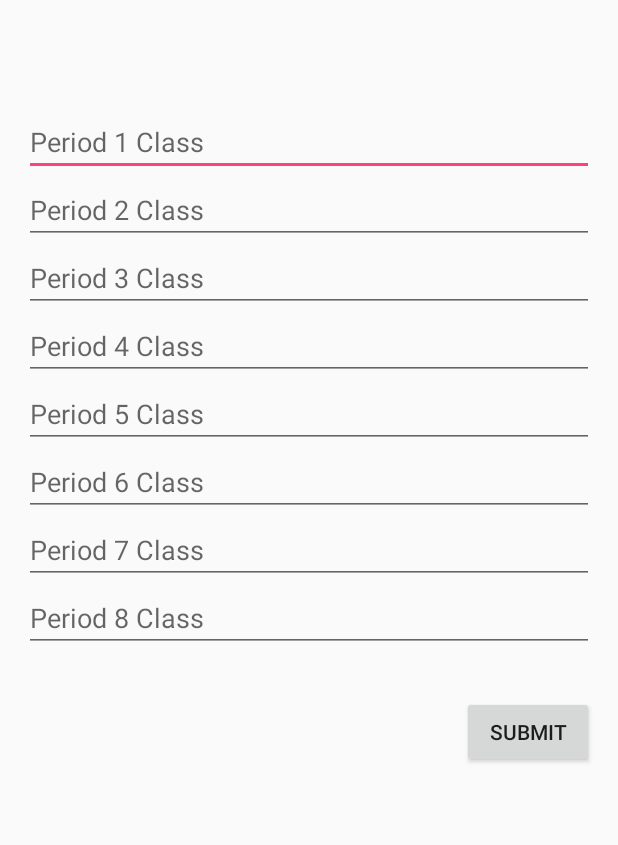
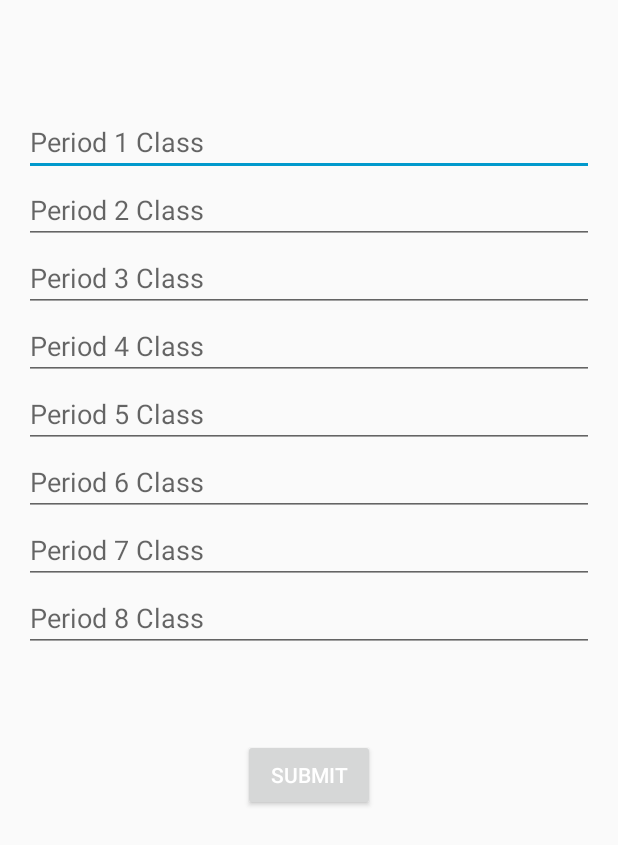
Before and after one commit to nqmetke/my-shs-android, an Android app: the layout activity_edit_class.xml on its own in the app's theme, with its tools: preview values and no code run, on a phone screen of 412 x 824 dp. Shown: the top 845 px of the screen. Run offline under Robolectric (Android 15) with nearby library versions, the phone set to English and light mode, and no system bars.

Commit message:
Added alot

```diff
--- a/app/src/main/AndroidManifest.xml
+++ b/app/src/main/AndroidManifest.xml
@@ -3,13 +3,13 @@
     package="com.nqmetke.myshs">
 
     <uses-permission android:name="android.permission.INTERNET" />
-    w
+
     <application
         android:allowBackup="true"
         android:icon="@mipmap/ic_launcher"
         android:label="@string/app_name"
         android:supportsRtl="true"
-        android:theme="@style/AppTheme">
+        android:theme="@style/mySHS">
         <activity
             android:name=".schedule_main"
             android:configChanges="keyboardHidden|orientation|screenSize"
@@ -33,7 +33,7 @@
         <activity
             android:name=".course_hw"
             android:label="@string/title_activity_course_hw"
-            android:theme="@style/AppTheme.NoActionBar" />
+            android:theme="@style/mySHS" />
         <activity android:name=".new_hw"></activity>
     </application>
 
--- a/app/src/main/java/com/nqmetke/myshs/EditClass.java
+++ b/app/src/main/java/com/nqmetke/myshs/EditClass.java
@@ -78,4 +78,5 @@ public class EditClass extends AppCompatActivity {
         startActivity(intent);
 
     }
+
 }
--- a/app/src/main/res/layout/activity_course_hw.xml
+++ b/app/src/main/res/layout/activity_course_hw.xml
@@ -29,6 +29,7 @@
         android:layout_height="wrap_content"
         android:layout_gravity="bottom|end"
         android:layout_margin="@dimen/fab_margin"
+
         android:src="@android:drawable/ic_dialog_email" />
 
 </android.support.design.widget.CoordinatorLayout>
--- a/app/src/main/res/layout/activity_edit_class.xml
+++ b/app/src/main/res/layout/activity_edit_class.xml
@@ -89,7 +89,7 @@
         android:text="Submit"
         android:id="@+id/submit"
         android:onClick="goBack"
-        android:layout_marginTop="29dp"
+        android:layout_marginTop="58dp"
         android:layout_below="@+id/editText8"
-        android:layout_alignParentEnd="true" />
+        android:layout_centerHorizontal="true" />
 </RelativeLayout>
--- a/app/src/main/res/layout/content_course_hw.xml
+++ b/app/src/main/res/layout/content_course_hw.xml
@@ -25,6 +25,6 @@
         android:layout_width="wrap_content"
         android:layout_height="wrap_content"
         android:id="@+id/listView2"
-        android:layout_alignEnd="@+id/textView3"
-        android:layout_below="@+id/textView3" />
+        android:layout_below="@+id/textView3"
+        android:layout_alignParentStart="true" />
 </RelativeLayout>
--- a/app/src/main/res/values-v21/styles.xml
+++ b/app/src/main/res/values-v21/styles.xml
@@ -6,4 +6,12 @@
         <item name="android:windowDrawsSystemBarBackgrounds">true</item>
         <item name="android:statusBarColor">@android:color/transparent</item>
     </style>
+
+    <style name="mySHS" parent="Theme.AppCompat.Light.NoActionBar">
+        <item name="colorAccent">@android:color/holo_blue_dark</item>
+        <item name="android:navigationBarColor">@color/primary_dark_material_light</item>
+        <item name="colorPrimary">@color/primary_dark_material_light</item>
+        <item name="android:textColorPrimary">@color/abc_primary_text_material_dark</item>
+        <item name="android:textColorPrimaryInverse">@color/abc_primary_text_material_light</item>
+    </style>
 </resources>
--- a/app/src/main/res/values/colors.xml
+++ b/app/src/main/res/values/colors.xml
@@ -1,6 +1,6 @@
 <?xml version="1.0" encoding="utf-8"?>
 <resources>
     <color name="colorPrimary">#3F51B5</color>
-    <color name="colorPrimaryDark">#303F9F</color>
+    <color name="colorPrimaryDark">#303f9f</color>
     <color name="colorAccent">#FF4081</color>
 </resources>
--- a/app/src/main/res/values/styles.xml
+++ b/app/src/main/res/values/styles.xml
@@ -17,4 +17,11 @@
 
     <style name="AppTheme.PopupOverlay" parent="ThemeOverlay.AppCompat.Light" />
 
+    <style name="mySHS" parent="Theme.AppCompat.Light.NoActionBar" >
+        <item name="colorAccent">@android:color/holo_blue_dark</item>
+        <item name="colorPrimary">@color/primary_dark_material_light</item>
+        <item name="android:textColorPrimary">@color/abc_primary_text_material_dark</item>
+        <item name="android:textColorPrimaryInverse">@color/abc_primary_text_material_light</item>
+    </style>
+
 </resources>
--- /dev/null
+++ b/app/src/main/res/values/values.xml
@@ -0,0 +1,4 @@
+<?xml version="1.0" encoding="utf-8"?>
+<resources>
+    <color name="primary_dark_material_light">#1a237e</color>
+</resources>
```
Also changed, not shown: app/src/main/java/com/nqmetke/myshs/schedule_main.java (+76 -43 lines), app/src/main/res/layout/activity_schedule_main.xml (+57 -15 lines).
